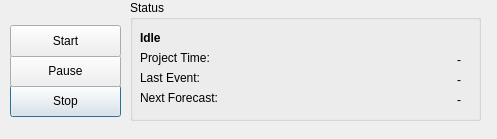
swiss-seismological-service/hermes, file atls/ui/views/simulationwindow.ui: the form before one commit.
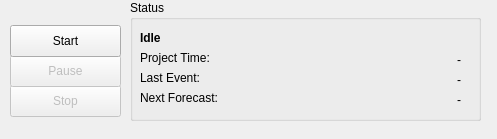
The form after the commit.

Commit message: Disable Pause and Stop buttons by default in Simulation window

Diff of the .ui file:
```diff
--- a/atls/ui/views/simulationwindow.ui
+++ b/atls/ui/views/simulationwindow.ui
@@ -29,6 +29,9 @@
    <bool>false</bool>
   </property>
   <widget class="QPushButton" name="stopButton">
+   <property name="enabled">
+    <bool>false</bool>
+   </property>
    <property name="geometry">
     <rect>
      <x>10</x>
@@ -42,6 +45,9 @@
    </property>
   </widget>
   <widget class="QPushButton" name="pauseButton">
+   <property name="enabled">
+    <bool>false</bool>
+   </property>
    <property name="geometry">
     <rect>
      <x>10</x>
```
